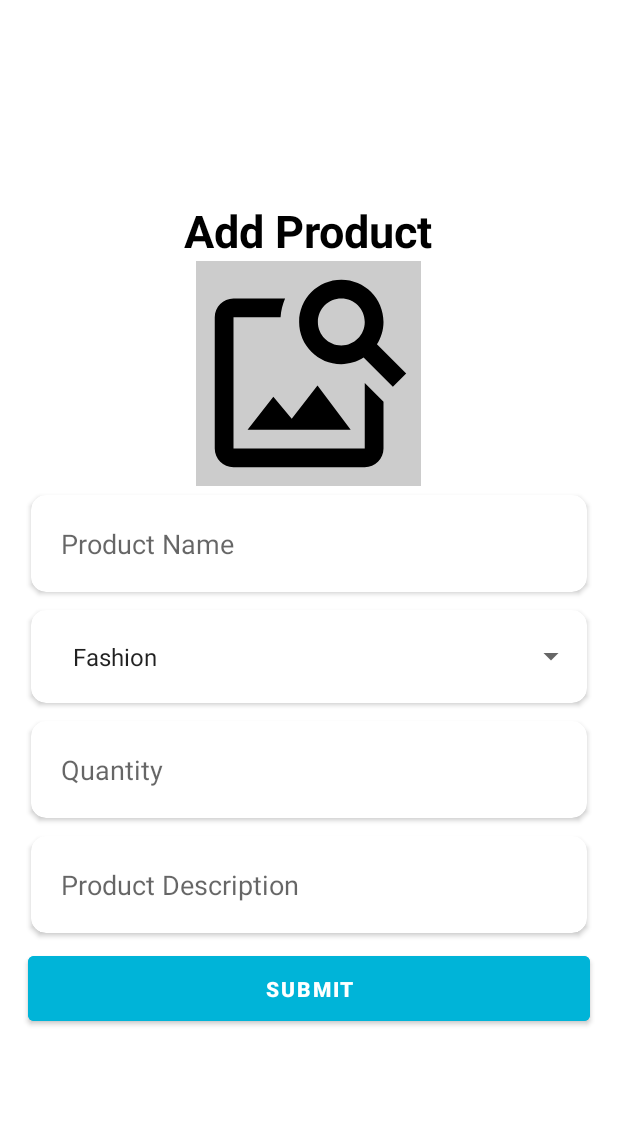
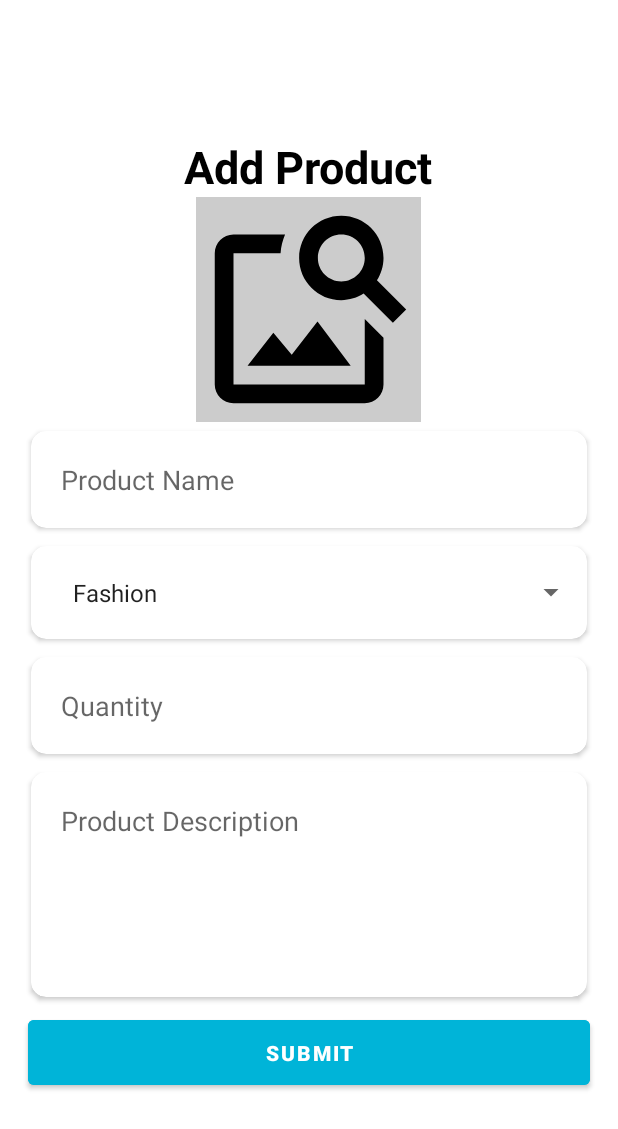
Before and after one commit to azisnurjaman/Final-Project-2, an Android app: the AddStockActivity screen opened directly, with no data from a screen before it, on a phone screen of 412 x 824 dp. Shown: the top 1129 px of the screen. Run offline under Robolectric (Android 15) with nearby library versions, the phone set to English and light mode, and no system bars; our stand-ins replace Firebase (no records; nobody signed in at launch, a user with empty details on screens opened directly).

Commit message:
Bug fixed

```diff
--- a/app/src/main/java/com/example/e_commerce/FragmentProduct.java
+++ b/app/src/main/java/com/example/e_commerce/FragmentProduct.java
@@ -35,7 +35,6 @@ public class FragmentProduct extends Fragment implements ItemsAdapter.ItemListen
         layoutManager = new LinearLayoutManager(getActivity());
         viewItem.setLayoutManager(layoutManager);
 
-
         FirebaseStockUtils.getRefrence(FirebaseStockUtils.ITEMS_PATH).addValueEventListener(new ValueEventListener() {
             @Override
             public void onDataChange(@NonNull DataSnapshot dataSnapshot) {
--- a/app/src/main/java/com/example/e_commerce/UserLoginActivity.java
+++ b/app/src/main/java/com/example/e_commerce/UserLoginActivity.java
@@ -72,7 +72,7 @@ public class UserLoginActivity extends AppCompatActivity {
             public void onComplete(@NonNull Task<AuthResult> task) {
                 if (task.isSuccessful()) {
                     progress.setVisibility(View.GONE);
-                    startActivity(new Intent(UserLoginActivity.this, UserLoginActivity.class));
+                    startActivity(new Intent(UserLoginActivity.this, AdminActivity.class));
                     Toast.makeText(UserLoginActivity.this, "Login successfully!",
                             Toast.LENGTH_LONG).show();
                 } else {
--- a/app/src/main/res/layout/activity_add_stock.xml
+++ b/app/src/main/res/layout/activity_add_stock.xml
@@ -102,6 +102,10 @@
         android:elevation="10dp"
         app:cardUseCompatPadding="true">
 
+        <androidx.core.widget.NestedScrollView
+            android:layout_width="match_parent"
+            android:layout_height="150dp">
+
         <EditText
             android:id="@+id/etProductDescription"
             android:layout_width="match_parent"
@@ -109,7 +113,11 @@
             android:hint="Product Description"
             android:padding="20dp"
             android:textColor="@color/black"
+            android:inputType="text|textMultiLine"
+            android:gravity="top"
             android:background="@null"/>
+
+        </androidx.core.widget.NestedScrollView>
 
     </androidx.cardview.widget.CardView>
 
--- a/app/src/main/res/layout/fragment_product.xml
+++ b/app/src/main/res/layout/fragment_product.xml
@@ -2,8 +2,6 @@
 <RelativeLayout xmlns:android="http://schemas.android.com/apk/res/android"
     android:layout_width="match_parent"
     android:layout_height="match_parent">
-
-
 
     <androidx.recyclerview.widget.RecyclerView
         android:id="@+id/ViewItem"
```
Also changed, not shown: app/src/main/java/com/example/e_commerce/AddStockActivity.java (+21 -10 lines), app/src/main/res/layout/items.xml (+6 -10 lines).
